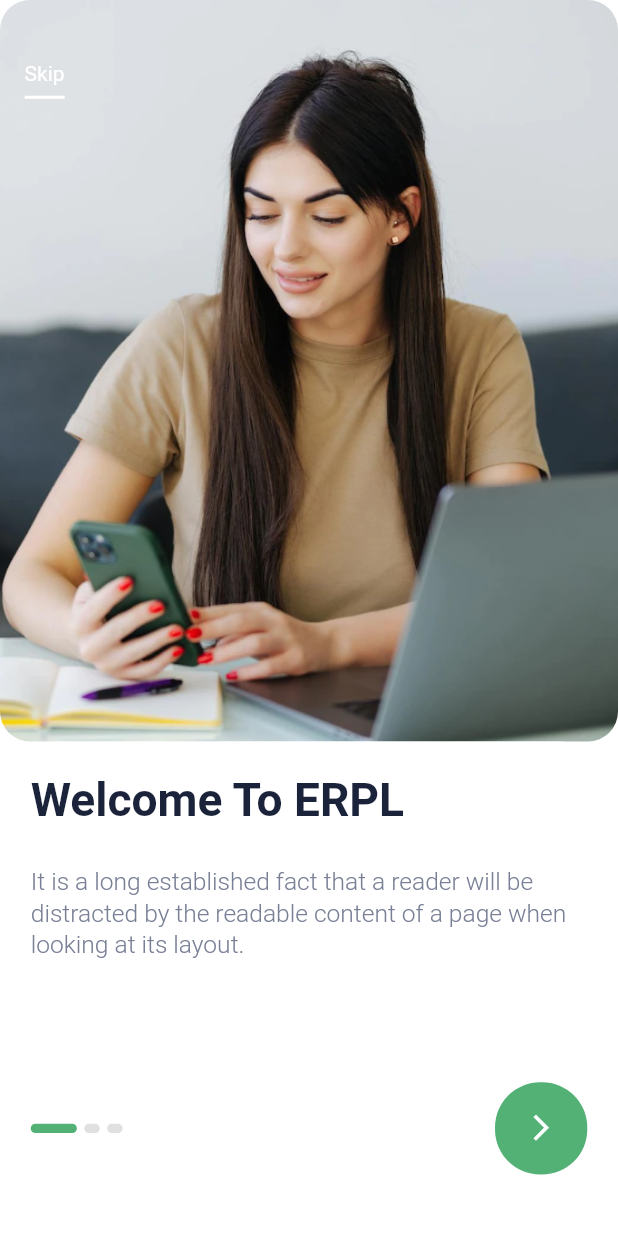
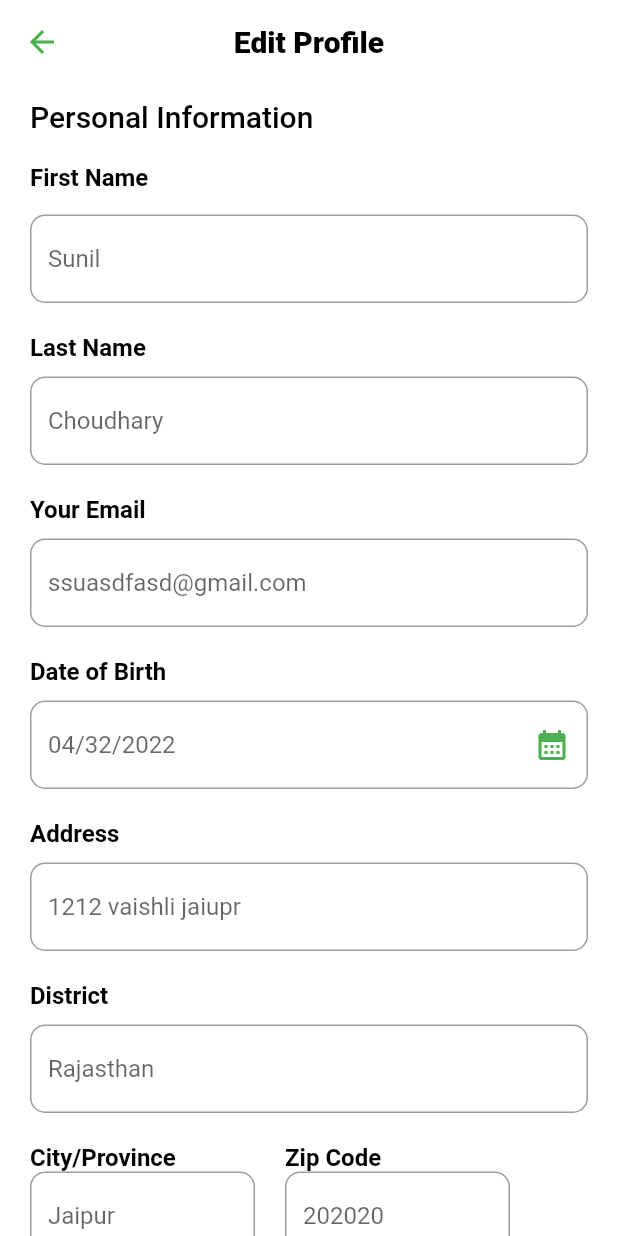
Before and after one commit to jayshreemathur/erpl_learnpress, a Flutter app: the screen it shows after launch, on a phone screen of 412 x 824 dp. Run offline on Flutter 3.47's test engine with Material 2 defaults, Android fonts, the phone set to English and light mode, and no system bars; our stand-ins replace cached_network_image, form_field_validator, get, shared_preferences; missing offline and left inert: flutter_pin_code_fields; Roboto replaces fonts that are missing (Raleway).

Commit message:
done till edit screen date 18 jan

```diff
--- a/lib/main.dart
+++ b/lib/main.dart
@@ -1,5 +1,6 @@
 import 'package:erpl_learnpress/resource/app_theme.dart';
 import 'package:erpl_learnpress/routers/my_router.dart';
+import 'package:erpl_learnpress/screens/profile/edit_profile.dart';
 import 'package:erpl_learnpress/screens/userflow/forgot_password/forgot_password_otp.dart';
 import 'package:erpl_learnpress/screens/userflow/login_Screen.dart';
 import 'package:erpl_learnpress/screens/userflow/signup_screen.dart';
@@ -21,8 +22,8 @@ class MyApp extends StatelessWidget {
       darkTheme: ThemeData.light(),
       defaultTransition: Transition.rightToLeft,
       debugShowCheckedModeBanner: false,
-      initialRoute: "/splash",
-      //home: ForgotPasswordOtp(),
+      // initialRoute: "/splash",
+      home: EditProfileScreen(),
       getPages: MyRouter.route,
       theme: ThemeData(
           fontFamily: 'Raleway',
--- a/lib/screens/pages/course_fields/courses_screen.dart
+++ b/lib/screens/pages/course_fields/courses_screen.dart
@@ -2,11 +2,11 @@ import 'package:erpl_learnpress/routers/my_router.dart';
 import 'package:flutter/cupertino.dart';
 import 'package:flutter/material.dart';
 import 'package:get/get.dart';
-import '../../resource/app_theme.dart';
-import '../../widgets/add_text.dart';
-import '../../widgets/common_appbar.dart';
-import '../../widgets/common_searchfield.dart';
-import '../../widgets/dimentions.dart';
+
+import '../../../resource/app_theme.dart';
+import '../../../widgets/add_text.dart';
+import '../../../widgets/common_appbar.dart';
+import '../../../widgets/dimentions.dart';
 
 class CoursesScreen extends StatelessWidget {
   const CoursesScreen({Key? key}) : super(key: key);
@@ -33,9 +33,9 @@ class CoursesScreen extends StatelessWidget {
               SizedBox(
                 height: AddSize.size10,
               ),
-              SearchField(
-                title: 'Search for Course',
-              ),
+              // SearchField(
+              //   title: 'Search for Course',
+              // ),
               SizedBox(
                 height: AddSize.size10,
               ),
@@ -89,7 +89,7 @@ class CoursesScreen extends StatelessWidget {
                     itemBuilder: (BuildContext context, int index) {
                       return InkWell(
                         onTap: () {
-                          Get.toNamed(MyRouter.singleCourse);
+                          // Get.toNamed(MyRouter.singleCourse);
                         },
                         child: Container(
                             decoration: BoxDecoration(
--- a/lib/screens/profile/edit_profile.dart
+++ b/lib/screens/profile/edit_profile.dart
@@ -0,0 +1,280 @@
+import 'package:erpl_learnpress/widgets/common_appbar.dart';
+import 'package:flutter/material.dart';
+import 'package:get/get.dart';
+import 'package:get/get_core/src/get_main.dart';
+
+class EditProfileScreen extends StatefulWidget {
+  const EditProfileScreen({Key? key}) : super(key: key);
+
+  @override
+  State<EditProfileScreen> createState() => _EditProfileScreenState();
+}
+
+class _EditProfileScreenState extends State<EditProfileScreen> {
+  @override
+  Widget build(BuildContext context) {
+    return Scaffold(
+      backgroundColor: Colors.white,
+      appBar: AppBar(
+        elevation: 0,
+        backgroundColor: Colors.white,
+        title: Text(
+          "Edit Profile",
+          style: TextStyle(
+              color: Colors.black, fontSize: 20, fontWeight: FontWeight.w800),
+        ),
+        centerTitle: true,
+        leading: IconButton(
+          icon: Icon(
+            Icons.arrow_back,
+            color: Colors.green,
+          ),
+          onPressed: () {
+            Get.back();
+          },
+        ),
+      ),
+      body: SafeArea(
+        child: SingleChildScrollView(
+          child: Padding(
+            padding: EdgeInsets.symmetric(horizontal: 20, vertical: 10),
+            child: Column(
+              mainAxisAlignment: MainAxisAlignment.start,
+              crossAxisAlignment: CrossAxisAlignment.start,
+              children: [
+                Text(
+                  "Personal Information",
+                  style: TextStyle(
+                      color: Colors.black,
+                      fontSize: 20,
+                      fontWeight: FontWeight.w500),
+                ),
+                SizedBox(
+                  height: 20,
+                ),
+                Text(
+                  "First Name",
+                  style: TextStyle(
+                      color: Colors.black,
+                      fontSize: 16,
+                      fontWeight: FontWeight.w600),
+                ),
+                SizedBox(
+                  height: 5,
+                ),
+                SizedBox(
+                  height: 10,
+                ),
+                TextField(
+                  decoration: InputDecoration(
+                      hintText: "Sunil",
+                      border: OutlineInputBorder(
+                          borderRadius: BorderRadius.all(Radius.circular(10)),
+                          borderSide:
+                              BorderSide(color: Colors.black, width: 0.5))),
+                ),
+                SizedBox(
+                  height: 20,
+                ),
+                Text(
+                  "Last Name",
+                  style: TextStyle(
+                      color: Colors.black,
+                      fontSize: 16,
+                      fontWeight: FontWeight.w600),
+                ),
+                SizedBox(
+                  height: 10,
+                ),
+                TextField(
+                  decoration: InputDecoration(
+                      hintText: "Choudhary",
+                      border: OutlineInputBorder(
+                          borderRadius: BorderRadius.all(Radius.circular(10)),
+                          borderSide:
+                              BorderSide(color: Colors.black, width: 0.5))),
+                ),
+                SizedBox(
+                  height: 20,
+                ),
+                Text(
+                  "Your Email",
+                  style: TextStyle(
+                      color: Colors.black,
+                      fontSize: 16,
+                      fontWeight: FontWeight.w600),
+                ),
+                SizedBox(
+                  height: 10,
+                ),
+                TextField(
+                  decoration: InputDecoration(
+                      hintText: "ssuasdfasd@gmail.com",
+                      border: OutlineInputBorder(
+                          borderRadius: BorderRadius.all(Radius.circular(10)),
+                          borderSide:
+                              BorderSide(color: Colors.black, width: 0.5))),
+                ),
+                SizedBox(
+                  height: 20,
+                ),
+                Text(
+                  "Date of Birth",
+                  style: TextStyle(
+                      color: Colors.black,
+                      fontSize: 16,
+                      fontWeight: FontWeight.w600),
+                ),
+                SizedBox(
+                  height: 10,
+                ),
+                TextField(
+                  decoration: InputDecoration(
+                      suffixIcon: Icon(
+                        Icons.calendar_month,
+                        color: Colors.green,
+                      ),
+                      hintText: "04/32/2022",
+                      border: OutlineInputBorder(
+                          borderRadius: BorderRadius.all(Radius.circular(10)),
+                          borderSide:
+                              BorderSide(color: Colors.black, width: 0.5))),
+                ),
+                SizedBox(
+                  height: 20,
+                ),
+                Text(
+                  "Address",
+                  style: TextStyle(
+                      color: Colors.black,
+                      fontSize: 16,
+                      fontWeight: FontWeight.w600),
+                ),
+                SizedBox(
+                  height: 10,
+                ),
+                TextField(
+                  decoration: InputDecoration(
+                      hintText: "1212 vaishli jaiupr",
+                      border: OutlineInputBorder(
+                          borderRadius: BorderRadius.all(Radius.circular(10)),
+                          borderSide:
+                              BorderSide(color: Colors.black, width: 0.5))),
+                ),
+                SizedBox(
+                  height: 20,
+                ),
+                Text(
+                  "District",
+                  style: TextStyle(
+                      color: Colors.black,
+                      fontSize: 16,
+                      fontWeight: FontWeight.w600),
+                ),
+                SizedBox(
+                  height: 10,
+                ),
+                TextField(
+                  decoration: InputDecoration(
+                      hintText: "Rajasthan",
+                      border: OutlineInputBorder(
+                          borderRadius: BorderRadius.all(Radius.circular(10)),
+                          borderSide:
+                              BorderSide(color: Colors.black, width: 0.5))),
+                ),
+                SizedBox(
+                  height: 20,
+                ),
+                Row(
+                  mainAxisAlignment: MainAxisAlignment.start,
+                  crossAxisAlignment: CrossAxisAlignment.start,
+                  children: [
+                    Column(
+                      mainAxisAlignment: MainAxisAlignment.start,
+                      crossAxisAlignment: CrossAxisAlignment.start,
+                      children: [
+                        Text(
+                          "City/Province",
+                          style: TextStyle(
+                              color: Colors.black,
+                              fontSize: 16,
+                              fontWeight: FontWeight.w600),
+                        ),
+                        Container(
+                          width: 150,
+                          child: TextField(
+                            decoration: InputDecoration(
+                                hintText: "Jaipur",
+                                border: OutlineInputBorder(
+                                    borderRadius:
+                                        BorderRadius.all(Radius.circular(10)),
+                                    borderSide: BorderSide(
+                                        color: Colors.black, width: 0.5))),
+                          ),
+                        ),
+                      ],
+                    ),
+                    SizedBox(
+                      width: 20,
+                    ),
+                    Column(
+                      mainAxisAlignment: MainAxisAlignment.start,
+                      crossAxisAlignment: CrossAxisAlignment.start,
+                      children: [
+                        Text(
+                          "Zip Code",
+                          style: TextStyle(
+                              color: Colors.black,
+                              fontSize: 16,
+                              fontWeight: FontWeight.w600),
+                        ),
+                        Container(
+                          width: 150,
+                          child: TextField(
+                            decoration: InputDecoration(
+                                hintText: "202020",
+                                border: OutlineInputBorder(
+                                    borderRadius:
+                                        BorderRadius.all(Radius.circular(10)),
+                                    borderSide: BorderSide(
+                                        color: Colors.black, width: 0.5))),
+                          ),
+                        ),
+                      ],
+                    )
+                  ],
+                ),
+                SizedBox(
+                  height: 30,
+                ),
+                Align(
+                  alignment: Alignment.center,
+                  child: Container(
+                    decoration: BoxDecoration(
+                      color: Colors.green,
+                      borderRadius: BorderRadius.all(Radius.circular(5)),
+                    ),
+                    padding: EdgeInsets.symmetric(horizontal: 70, vertical: 5),
+                    child: MaterialButton(
+                      onPressed: () {},
+                      child: Text(
+                        "Save Changes",
+                        style: TextStyle(
+                            fontSize: 16,
+                            color: Colors.white,
+                            fontWeight: FontWeight.w700),
+                      ),
+                    ),
+                  ),
+                ),
+                SizedBox(
+                  height: 30,
+                )
+              ],
+            ),
+          ),
+        ),
+      ),
+    );
+  }
+}
--- a/lib/screens/userflow/bottom_navbar.dart
+++ b/lib/screens/userflow/bottom_navbar.dart
@@ -5,8 +5,8 @@ import 'package:flutter/material.dart';
 
 import '../../resource/app_theme.dart';
 import '../../widgets/dimentions.dart';
+import '../pages/course_fields/courses_screen.dart';
 import '../pages/home_screen.dart';
-import '../pages/courses_screen.dart';
 import '../pages/my_courses_screen.dart';
 import '../pages/profile_Screen.dart';
 
--- a/lib/screens/userflow/login_Screen.dart
+++ b/lib/screens/userflow/login_Screen.dart
@@ -63,6 +63,37 @@ class _LoginScreenState extends State<LoginScreen> {
                   child: Column(
                     crossAxisAlignment: CrossAxisAlignment.start,
                     children: [
+                      Row(
+                        children: [
+                          Container(
+                            padding: EdgeInsets.symmetric(
+                                horizontal: 20, vertical: 5),
+                            decoration: BoxDecoration(
+                                border:
+                                    Border.all(color: Colors.green, width: 1.5),
+                                borderRadius:
+                                    BorderRadius.all(Radius.circular(5))),
+                            child: Text(
+                              "Visit",
+                              style: TextStyle(color: Colors.black),
+                            ),
+                          ),
+                          Spacer(),
+                          Container(
+                            padding: EdgeInsets.symmetric(
+                                horizontal: 20, vertical: 5),
+                            decoration: BoxDecoration(
+                                border:
+                                    Border.all(color: Colors.green, width: 1.5),
+                                borderRadius:
+                                    BorderRadius.all(Radius.circular(5))),
+                            child: Text(
+                              "Help",
+                              style: TextStyle(color: Colors.black),
+                            ),
+                          ),
+                        ],
+                      ),
                       SizedBox(
                         height: AddSize.size10,
                       ),
```
